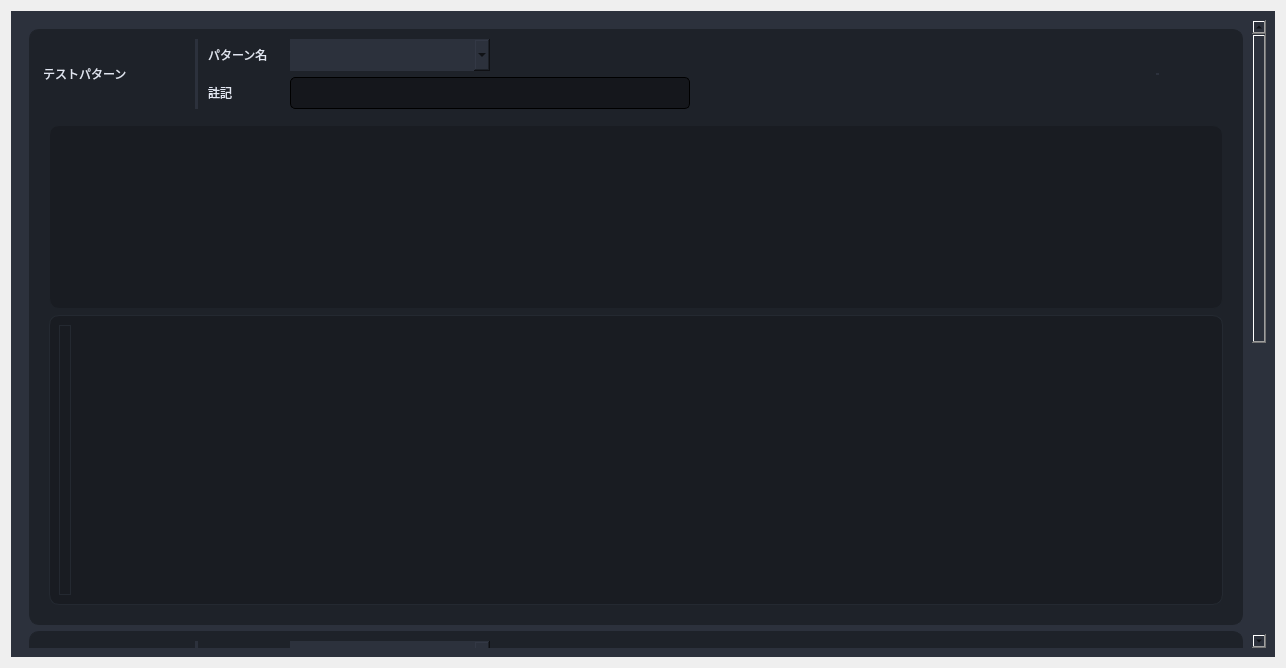
The window that Source code/gui_main/gui/uis/pages/main_pages.ui (coolandy345/MS4371) describes before a commit, drawn with Qt 5.
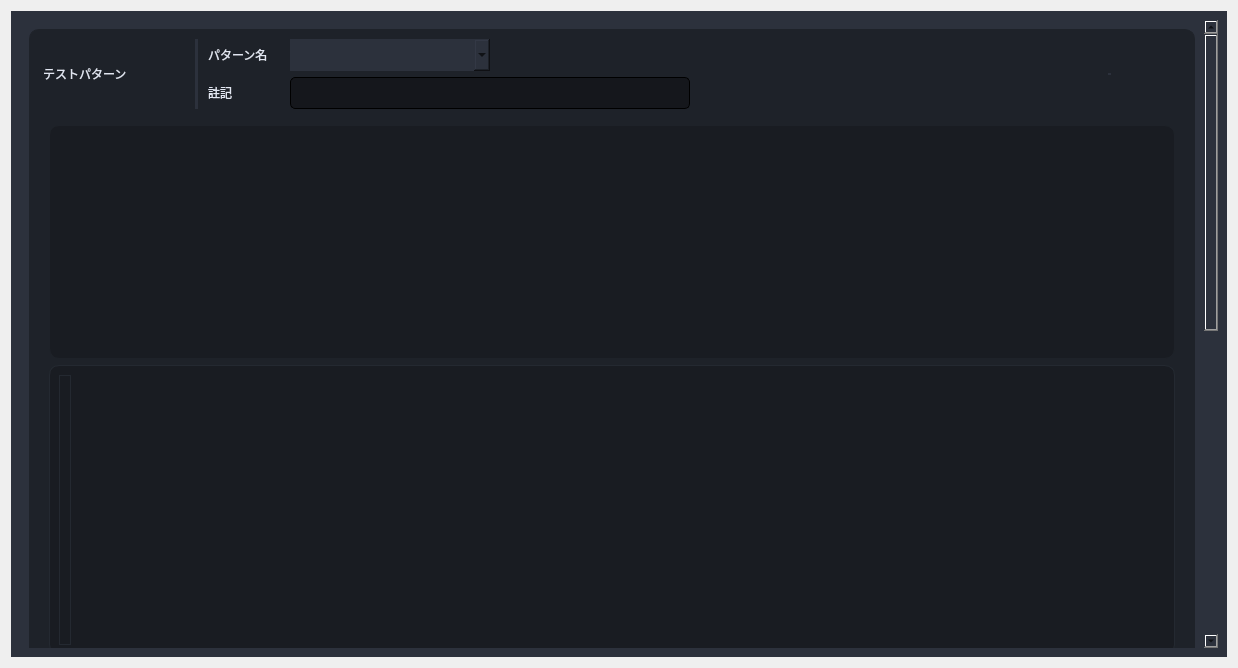
The same window after the commit.

Diff of the .ui file:
```diff
--- a/Source code/gui_main/gui/uis/pages/main_pages.ui
+++ b/Source code/gui_main/gui/uis/pages/main_pages.ui
@@ -6,8 +6,8 @@
    <rect>
     <x>0</x>
     <y>0</y>
-    <width>1286</width>
-    <height>661</height>
+    <width>1228</width>
+    <height>645</height>
    </rect>
   </property>
   <property name="minimumSize">
@@ -3107,8 +3107,8 @@
            <rect>
             <x>0</x>
             <y>0</y>
-            <width>1233</width>
-            <height>1216</height>
+            <width>1166</width>
+            <height>1266</height>
            </rect>
           </property>
           <layout class="QVBoxLayout" name="verticalLayout_3">
@@ -3424,7 +3424,7 @@
                 <property name="minimumSize">
                  <size>
                   <width>0</width>
-                  <height>500</height>
+                  <height>550</height>
                  </size>
                 </property>
                 <property name="styleSheet">
@@ -3438,8 +3438,8 @@
                   <rect>
                    <x>0</x>
                    <y>0</y>
-                   <width>1193</width>
-                   <height>498</height>
+                   <width>1126</width>
+                   <height>548</height>
                   </rect>
                  </property>
                  <layout class="QGridLayout" name="gridLayout_24">
```
Left out of the diff: 2 changed lines with no effect on the pictures.
